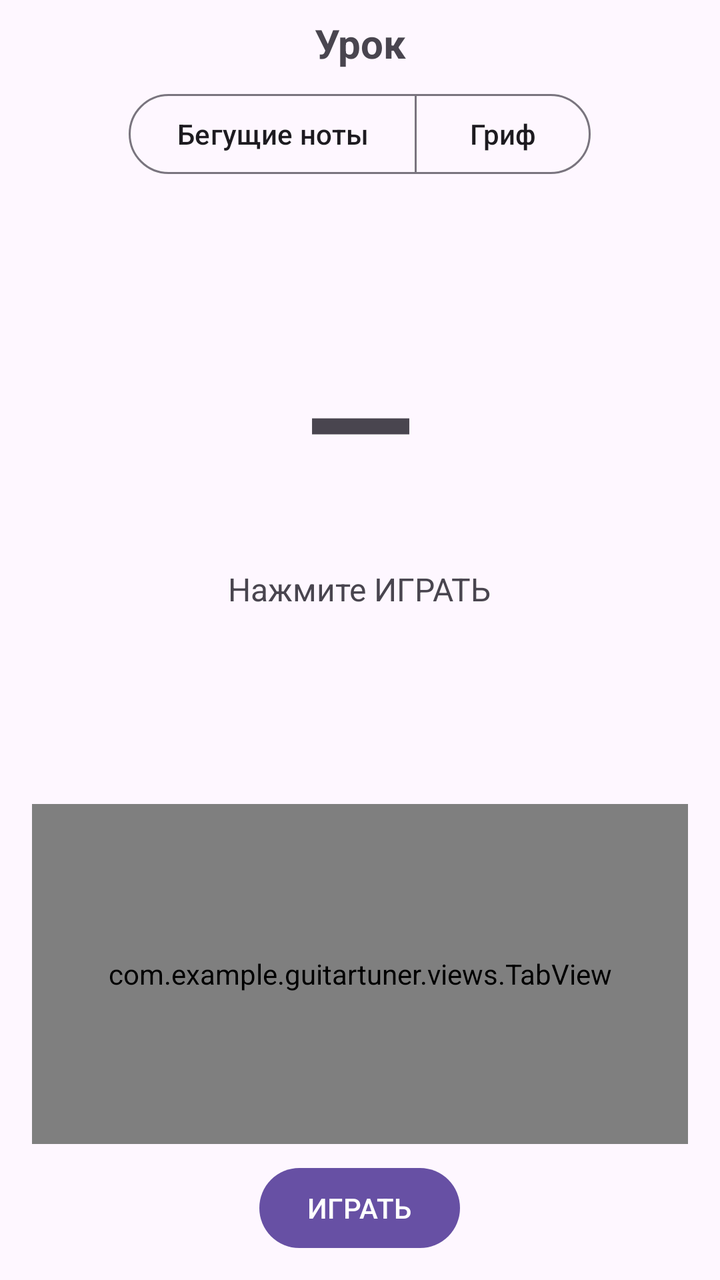
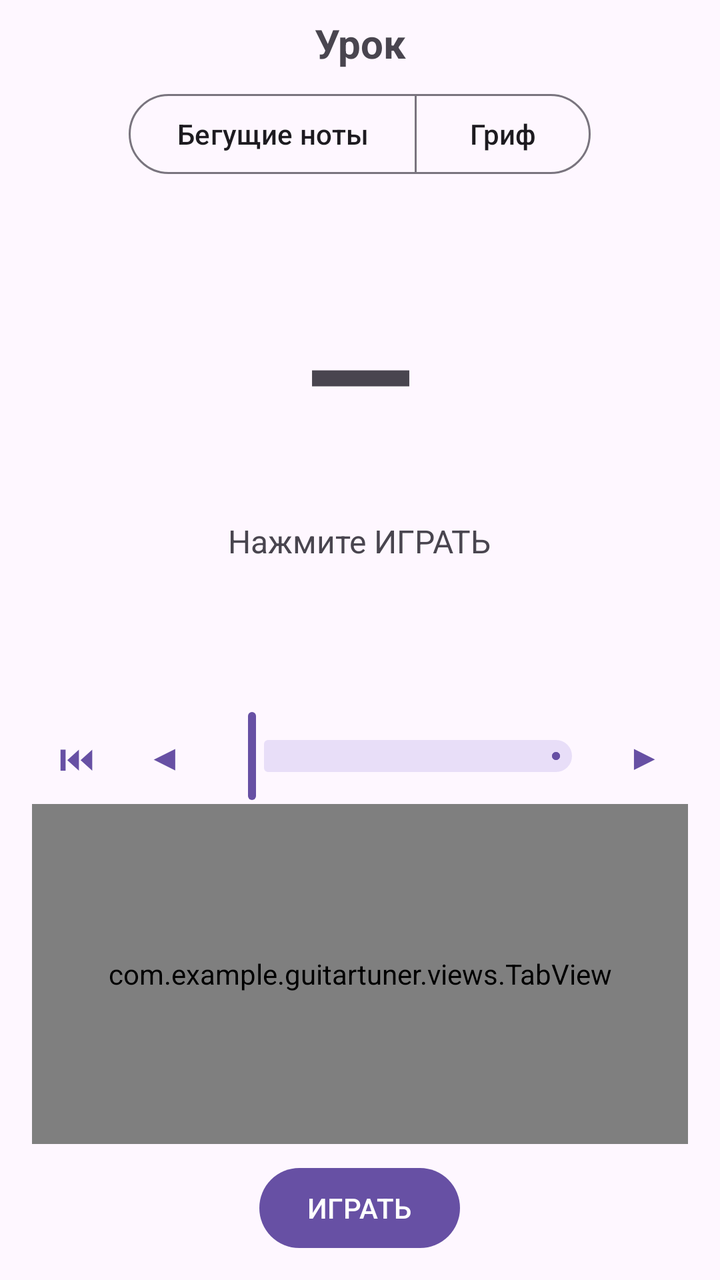

An Android layout rendered at two revisions. The XML below is the earlier revision; the diff shows what the commit changed to produce the second picture.
<!-- AndroidManifest.xml: application theme Theme.GuitarTuner -->
<!-- res/layout/fragment_lesson_detail.xml -->
<?xml version="1.0" encoding="utf-8"?>
<FrameLayout
    xmlns:android="http://schemas.android.com/apk/res/android"
    xmlns:app="http://schemas.android.com/apk/res-auto"
    android:layout_width="match_parent"
    android:layout_height="match_parent">

    <LinearLayout
        android:layout_width="match_parent"
        android:layout_height="match_parent"
        android:orientation="vertical"
        android:paddingStart="16dp"
        android:paddingTop="8dp"
        android:paddingEnd="16dp"
        android:paddingBottom="12dp">

        <TextView
            android:id="@+id/textLessonTitle"
            android:layout_width="match_parent"
            android:layout_height="wrap_content"
            android:gravity="center"
            android:paddingBottom="8dp"
            android:text="Урок"
            android:textSize="20sp"
            android:textStyle="bold"/>

        
        <com.google.android.material.button.MaterialButtonToggleGroup
            android:id="@+id/toggleViewMode"
            android:layout_width="wrap_content"
            android:layout_height="wrap_content"
            android:layout_gravity="center_horizontal"
            app:selectionRequired="true"
            app:singleSelection="true">

            <Button
                android:id="@+id/btnViewTab"
                style="?attr/materialButtonOutlinedStyle"
                android:layout_width="wrap_content"
                android:layout_height="wrap_content"
                android:text="Бегущие ноты"/>

            <Button
                android:id="@+id/btnViewFretboard"
                style="?attr/materialButtonOutlinedStyle"
                android:layout_width="wrap_content"
                android:layout_height="wrap_content"
                android:text="Гриф"/>
        </com.google.android.material.button.MaterialButtonToggleGroup>

        
        <LinearLayout
            android:id="@+id/regionPanel"
            android:layout_width="match_parent"
            android:layout_height="wrap_content"
            android:orientation="vertical"
            android:paddingTop="8dp"
            android:visibility="gone">

            <TextView
                android:id="@+id/textRegion"
                android:layout_width="match_parent"
                android:layout_height="wrap_content"
                android:textSize="14sp"/>

            <com.google.android.material.slider.RangeSlider
                android:id="@+id/rangeRegion"
                android:layout_width="match_parent"
                android:layout_height="wrap_content"
                android:stepSize="1"
                android:valueFrom="0"
                android:valueTo="12"/>
        </LinearLayout>

        
        <LinearLayout
            android:layout_width="match_parent"
            android:layout_height="0dp"
            android:layout_weight="1"
            android:gravity="center"
            android:minHeight="120dp"
            android:orientation="vertical">

            <TextView
                android:id="@+id/textCurrentNote"
                android:layout_width="wrap_content"
                android:layout_height="wrap_content"
                android:text="—"
                android:textSize="72sp"
                android:textStyle="bold"/>

            <TextView
                android:id="@+id/textPosition"
                android:layout_width="wrap_content"
                android:layout_height="wrap_content"
                android:textSize="16sp"/>

            <TextView
                android:id="@+id/textHeard"
                android:layout_width="wrap_content"
                android:layout_height="wrap_content"
                android:paddingTop="4dp"
                android:text="Нажмите ИГРАТЬ"
                android:textSize="16sp"/>

            <TextView
                android:id="@+id/textProgress"
                android:layout_width="wrap_content"
                android:layout_height="wrap_content"
                android:paddingTop="4dp"
                android:textSize="16sp"/>
        </LinearLayout>

        <FrameLayout
            android:layout_width="match_parent"
            android:layout_height="170dp">

            <com.example.guitartuner.views.TabView
                android:id="@+id/tabView"
                android:layout_width="match_parent"
                android:layout_height="match_parent"/>

            <com.example.guitartuner.views.FretboardView
                android:id="@+id/fretboardView"
                android:layout_width="match_parent"
                android:layout_height="match_parent"
                android:visibility="gone"/>
        </FrameLayout>

        <Button
            android:id="@+id/btnPlayLesson"
            android:layout_width="wrap_content"
            android:layout_height="wrap_content"
            android:layout_gravity="center"
            android:layout_marginTop="8dp"
            android:text="ИГРАТЬ"/>
    </LinearLayout>

    
    <View
        android:id="@+id/flashOverlay"
        android:layout_width="match_parent"
        android:layout_height="match_parent"
        android:alpha="0"
        android:background="#4CAF50"
        android:clickable="false"
        android:focusable="false"
        android:importantForAccessibility="no"/>

</FrameLayout>
<!-- resources referenced by this layout -->
<resources>
  <style name="Theme.GuitarTuner" parent="Base.Theme.GuitarTuner" />
  <style name="Base.Theme.GuitarTuner" parent="Theme.Material3.DayNight.NoActionBar">
          
          
      </style>
</resources>

<!-- the commit's change to res/layout/fragment_lesson_detail.xml (unified diff, before → after) -->
@@ -109,6 +109,61 @@
                 android:layout_height="wrap_content"
                 android:paddingTop="4dp"
                 android:textSize="16sp"/>
+        </LinearLayout>
+
+        
+        <LinearLayout
+            android:id="@+id/seekPanel"
+            android:layout_width="match_parent"
+            android:layout_height="wrap_content"
+            android:gravity="center_vertical"
+            android:orientation="horizontal">
+
+            <Button
+                android:id="@+id/btnSeekStart"
+                style="@style/Widget.Material3.Button.TextButton"
+                android:layout_width="44dp"
+                android:layout_height="wrap_content"
+                android:contentDescription="В начало"
+                android:minWidth="0dp"
+                android:paddingStart="0dp"
+                android:paddingEnd="0dp"
+                android:text="⏮"
+                android:textSize="18sp"/>
+
+            <Button
+                android:id="@+id/btnSeekPrev"
+                style="@style/Widget.Material3.Button.TextButton"
+                android:layout_width="44dp"
+                android:layout_height="wrap_content"
+                android:contentDescription="Назад"
+                android:minWidth="0dp"
+                android:paddingStart="0dp"
+                android:paddingEnd="0dp"
+                android:text="◀"
+                android:textSize="18sp"/>
+
+            <com.google.android.material.slider.Slider
+                android:id="@+id/seekSlider"
+                android:layout_width="0dp"
+                android:layout_height="wrap_content"
+                android:layout_weight="1"
+                android:contentDescription="Позиция в песне"
+                android:stepSize="1"
+                android:valueFrom="0"
+                android:valueTo="1"/>
+
+            <Button
+                android:id="@+id/btnSeekNext"
+                style="@style/Widget.Material3.Button.TextButton"
+                android:layout_width="44dp"
+                android:layout_height="wrap_content"
+                android:contentDescription="Вперёд"
+                android:minWidth="0dp"
+                android:paddingStart="0dp"
+                android:paddingEnd="0dp"
+                android:text="▶"
+                android:textSize="18sp"/>
         </LinearLayout>
 
         <FrameLayout
